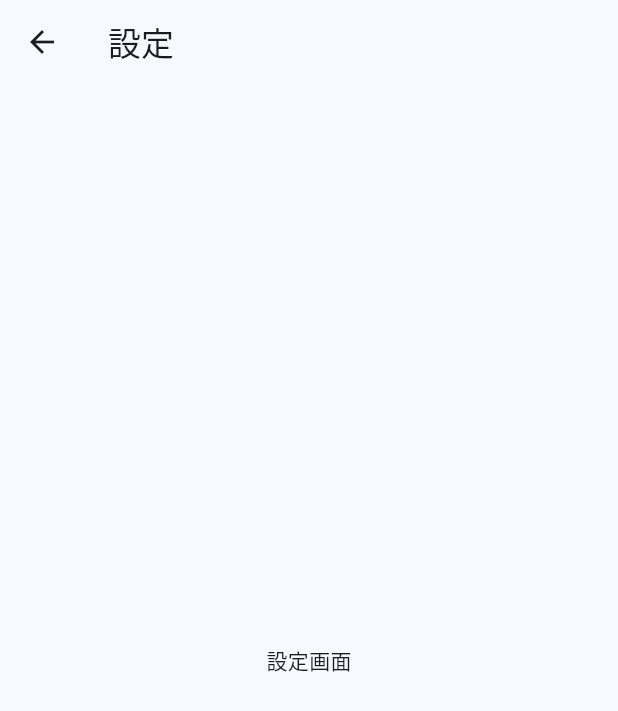
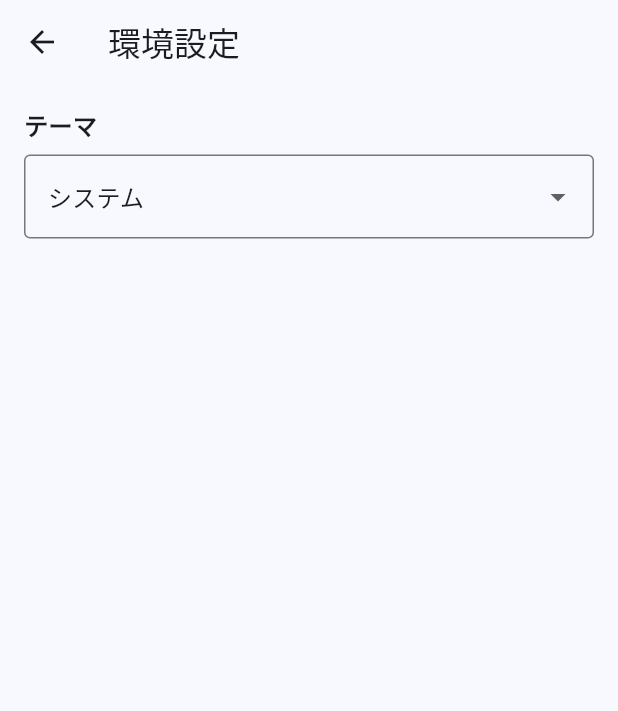
Before and after one commit to chumenium/graduation-project, a Flutter app: the PreferenceSettingsScreen screen opened by its route, on a phone screen of 412 x 824 dp. Shown: the top 711 px of the screen. Run offline on Flutter 3.47's test engine with Material 3 defaults, Android fonts, the light colour scheme and no system bars; our stand-ins replace cloud_firestore, firebase_auth, firebase_core; accounts and stored records are empty.

Commit message:
feat: 環境設定画面でテーマ切り替え機能を追加

```diff
--- a/lib/features/mypage/pages/preference_settings_screen.dart
+++ b/lib/features/mypage/pages/preference_settings_screen.dart
@@ -1,13 +1,42 @@
 import 'package:flutter/material.dart';
+import 'package:provider/provider.dart';
+import '../../../core/theme_notifier.dart';
 
 class PreferenceSettingsScreen extends StatelessWidget {
   const PreferenceSettingsScreen({Key? key}) : super(key: key);
 
   @override
   Widget build(BuildContext context) {
+    final themeNotifier = Provider.of<ThemeNotifier>(context);
     return Scaffold(
-      appBar: AppBar(title: const Text('設定')),
-      body: const Center(child: Text('設定画面')),
+      appBar: AppBar(title: const Text('環境設定')),
+      body: Padding(
+        padding: const EdgeInsets.all(16),
+        child: Column(
+          crossAxisAlignment: CrossAxisAlignment.start,
+          children: [
+            const Text('テーマ',
+                style: TextStyle(fontSize: 16, fontWeight: FontWeight.bold)),
+            const SizedBox(height: 8),
+            DropdownButtonFormField<ThemeMode>(
+              value: themeNotifier.themeMode,
+              decoration: const InputDecoration(border: OutlineInputBorder()),
+              items: const [
+                DropdownMenuItem(value: ThemeMode.system, child: Text('システム')),
+                DropdownMenuItem(value: ThemeMode.light, child: Text('ライト')),
+                DropdownMenuItem(value: ThemeMode.dark, child: Text('ダーク')),
+              ],
+              onChanged: (mode) {
+                if (mode != null) {
+                  themeNotifier.setTheme(mode);
+                }
+              },
+            ),
+            const SizedBox(height: 24),
+            // 他の設定項目をここに追加可能
+          ],
+        ),
+      ),
     );
   }
 }
```
